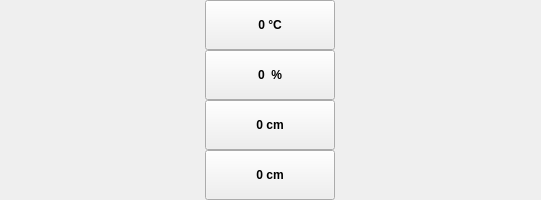
The window that interfaces_linux/Frame_SensorsCurves.ui (CactusTribe/PyRobot) describes before a commit, drawn with Qt 5.
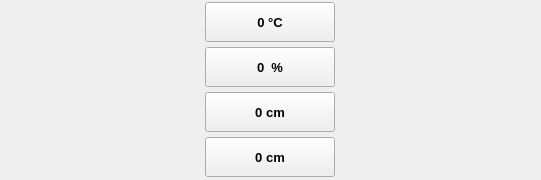
The same window after the commit. Icons and pictures are not drawn.

Commit message: Modification des interfaces linux

```diff
--- a/interfaces_linux/Frame_SensorsCurves.ui
+++ b/interfaces_linux/Frame_SensorsCurves.ui
@@ -7,7 +7,7 @@
     <x>0</x>
     <y>0</y>
     <width>541</width>
-    <height>200</height>
+    <height>180</height>
    </rect>
   </property>
   <property name="minimumSize">
@@ -52,24 +52,25 @@
      <item>
       <layout class="QVBoxLayout" name="verticalLayout">
        <property name="spacing">
-        <number>0</number>
+        <number>5</number>
        </property>
        <item>
         <widget class="QPushButton" name="pushButton_temperature">
          <property name="minimumSize">
           <size>
            <width>130</width>
-           <height>50</height>
+           <height>40</height>
           </size>
          </property>
          <property name="maximumSize">
           <size>
            <width>130</width>
-           <height>50</height>
+           <height>40</height>
           </size>
          </property>
          <property name="font">
           <font>
+           <pointsize>10</pointsize>
            <weight>75</weight>
            <bold>true</bold>
           </font>
@@ -87,6 +88,9 @@
            <height>30</height>
           </size>
          </property>
+         <property name="flat">
+          <bool>false</bool>
+         </property>
         </widget>
        </item>
        <item>
@@ -94,17 +98,18 @@
          <property name="minimumSize">
           <size>
            <width>130</width>
-           <height>50</height>
+           <height>40</height>
           </size>
          </property>
          <property name="maximumSize">
           <size>
            <width>130</width>
-           <height>50</height>
+           <height>40</height>
           </size>
          </property>
          <property name="font">
           <font>
+           <pointsize>10</pointsize>
            <weight>75</weight>
            <bold>true</bold>
           </font>
@@ -129,17 +134,18 @@
          <property name="minimumSize">
           <size>
            <width>130</width>
-           <height>50</height>
+           <height>40</height>
           </size>
          </property>
          <property name="maximumSize">
           <size>
            <width>130</width>
-           <height>50</height>
+           <height>40</height>
           </size>
          </property>
          <property name="font">
           <font>
+           <pointsize>10</pointsize>
            <weight>75</weight>
            <bold>true</bold>
           </font>
@@ -164,17 +170,18 @@
          <property name="minimumSize">
           <size>
            <width>130</width>
-           <height>50</height>
+           <height>40</height>
           </size>
          </property>
          <property name="maximumSize">
           <size>
            <width>130</width>
-           <height>50</height>
+           <height>40</height>
           </size>
          </property>
          <property name="font">
           <font>
+           <pointsize>10</pointsize>
            <weight>75</weight>
            <bold>true</bold>
           </font>
```
Left out of the diff: 3 changed lines with no effect on the pictures. The commit also changes 5 other files.
